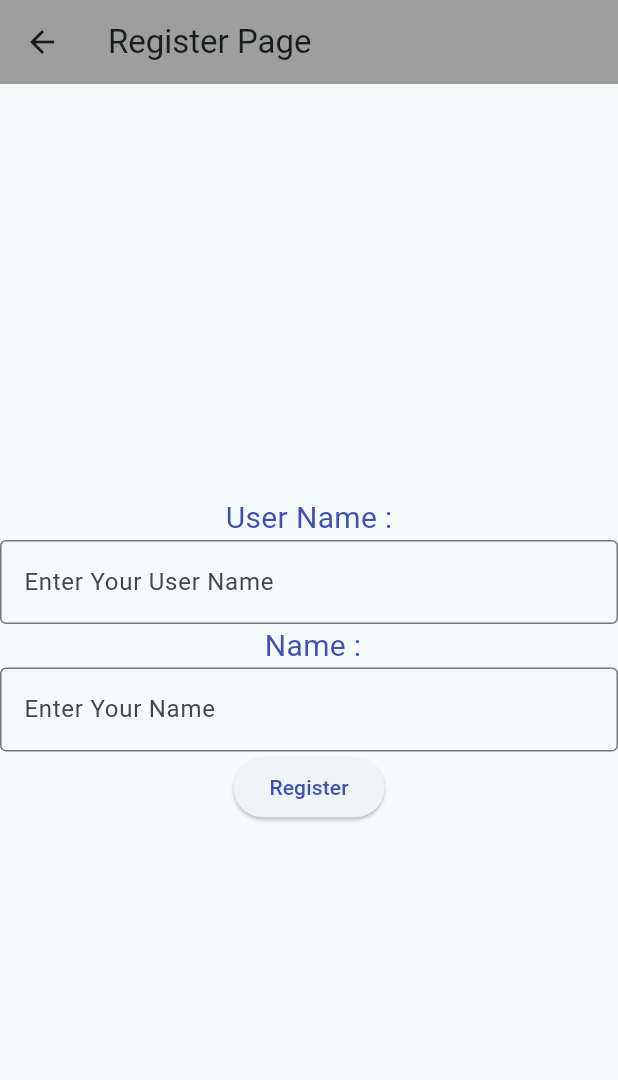
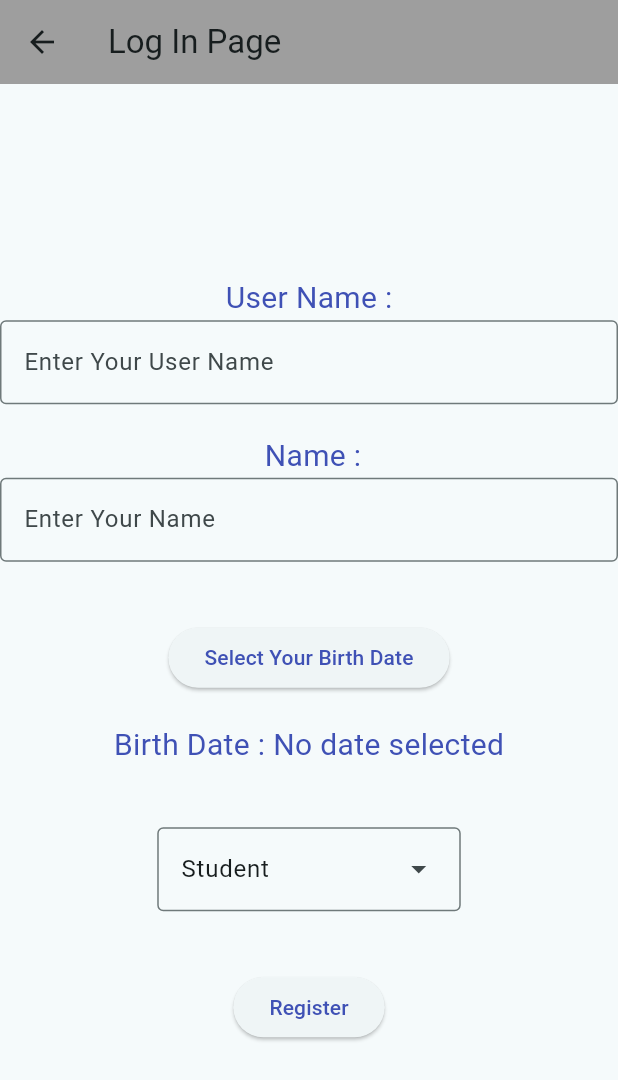
Before and after one commit to seleen-12/art_of_time, a Flutter app: the screen it shows after launch, after a tap on "Sign Up", on a phone screen of 412 x 824 dp. Shown: the top 1080 px of the screen. Run offline on Flutter 3.47's test engine with Material 3 defaults, Android fonts, the phone set to English and light mode, and no system bars.

Commit message:
date + select

```diff
--- a/lib/Views/RegisterScreen.dart
+++ b/lib/Views/RegisterScreen.dart
@@ -1,5 +1,7 @@
 import 'package:flutter/material.dart';
 import 'HomePageScreen.dart';
+
+const List<String> list = <String>['Student','Business Owner'];
 
   class RegisterScreen extends StatefulWidget {
   const RegisterScreen({super.key, required this.title});
@@ -7,33 +9,54 @@ import 'HomePageScreen.dart';
   final String title;
 
   @override
-  State<RegisterScreen> createState() => _MyHomePageState();
+  State<RegisterScreen> createState() => RegisterPageState();
 }
 
-class _MyHomePageState extends State<RegisterScreen> {
+class RegisterPageState extends State<RegisterScreen> {
+  // get selectedDate => null;
+
+  DateTime? _selectedDate;
+
+  Future _selectDate(BuildContext context) async => showDatePicker(
+    context: context,
+    initialDate: DateTime.now(),
+    firstDate: DateTime(2000),
+    lastDate: DateTime(2050),
+  ).then((DateTime? selected) {
+    if (selected != null && selected != _selectedDate) {
+      setState(() => _selectedDate = selected);
+    }
+  });
+
 
   @override
   Widget build(BuildContext context) {
     return Scaffold(
         appBar: AppBar(
-          backgroundColor:Colors.grey,
-          title: Text("Register Page"),
+          backgroundColor: Colors.grey,
+          title: Text(widget.title),
         ),
         body: Center(
           child: Column(
             mainAxisAlignment: MainAxisAlignment.center,
             children: <Widget>[
-              Text("User Name :", style: TextStyle(fontSize: 20,color: Colors.indigo) ),
+              Text("User Name :",
+                  style: TextStyle(fontSize: 20, color: Colors.indigo)),
+
               Container(
                   width: 500,
                   child: TextField(
                     decoration: InputDecoration(
                       border: OutlineInputBorder(),
-                      hintText: 'Enter Your User Name',
+                      hintText: 'Enter Your User Name'
                     ),
                   )
               ),
-              Text(" Name :", style: TextStyle(fontSize: 20,color: Colors.indigo) ),
+              Text("     "),
+
+              Text(" Name :",
+                  style: TextStyle(fontSize: 20, color: Colors.indigo)),
+
               Container(
                   width: 500,
                   child: TextField(
@@ -43,18 +66,51 @@ class _MyHomePageState extends State<RegisterScreen> {
                     ),
                   )
               ),
+              Text("     "),
+              Text("     "),
+
+              ElevatedButton(
+                onPressed: () => _selectDate(context),
+                child: const Text('Select Your Birth Date' ,style: TextStyle(color: Colors.indigo)),
+              ),
+              const SizedBox(height: 20),
+              Text(
+                'Birth Date : ${_selectedDate != null ? _selectedDate.toString() : 'No date selected'}',
+                style: const TextStyle(fontSize: 20, color: Colors.indigo ),
+              ),
+              Text("     "),
+              Text("     "),
+
+              DropdownMenu<String>(
+              initialSelection: list.first,
+              onSelected: (String? value) {
+                // This is called when the user selects an item.
+                setState(() {
+                  var dropdownValue = value!;
+                });
+              },
+              dropdownMenuEntries: list.map<DropdownMenuEntry<String>>((String value) {
+                return DropdownMenuEntry<String>(value: value, label: value);
+              }).toList(),
+            ),
+              Text("     "),
+              Text("     "),
+
               Row(
                   mainAxisAlignment: MainAxisAlignment.center,
                   children: [
-                    ElevatedButton(onPressed: (){
-                    print('Register');
-                      Navigator.push(context, MaterialPageRoute(builder: (context) => HomePageScreen(title: 'Home Page',)));
-                  },
-                    child: Text("Register",style: TextStyle(color: Colors.indigo),),),
+                    ElevatedButton(onPressed: () {
+                      print('Register');
+                      Navigator.push(context, MaterialPageRoute(
+                          builder: (context) =>
+                              HomePageScreen(title: 'Home Page',)));
+                    },
+                      child: Text(
+                        "Register", style: TextStyle(color: Colors.indigo),),),
                   ]
               ),
-            ],
-          ),
-        ));
+            ],),
+        )
+    );
   }
 }
--- a/lib/main.dart
+++ b/lib/main.dart
@@ -56,6 +56,9 @@ class _MyHomePageState extends State<MyHomePage> {
                     ),
                   )
               ),
+              Text("     "),
+              Text("     "),
+
               Text("Password : ", style: TextStyle(fontSize: 20,color: Colors.indigo) ),
               Container(
                   width: 500,
@@ -66,6 +69,9 @@ class _MyHomePageState extends State<MyHomePage> {
                     ),
                   )
               ),
+              Text("     "),
+              Text("     "),
+
               Row(
                   mainAxisAlignment: MainAxisAlignment.center,
                   children: [
--- a/pubspec.yaml
+++ b/pubspec.yaml
@@ -46,6 +46,7 @@ dev_dependencies:
   # package. See that file for information about deactivating specific lint
   # rules and activating additional ones.
   flutter_lints: ^4.0.0
+  table_calendar: ^3.0.0
 
 # For information on the generic Dart part of this file, see the
 # following page: https://dart.dev/tools/pub/pubspec
```
Also changed, not shown: lib/Views/EditProfileScreen.dart (added, +29 -0 lines), lib/Views/HomePageScreen.dart (+10 -3 lines), pubspec.lock.
